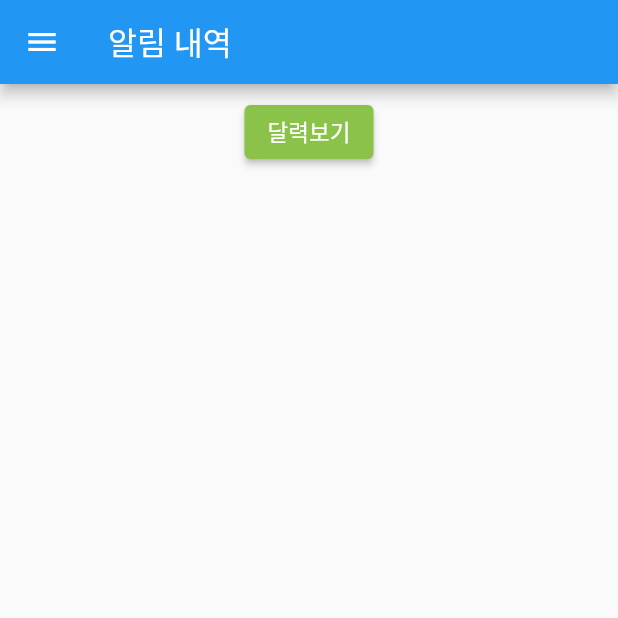
After one commit to heiliglied/PushNotify, a Flutter app: the AlertList screen opened by its route, on a phone screen of 412 x 824 dp, the top half of it. The commit adds this screen. Run offline on Flutter 3.47's test engine with Material 2 defaults, Android fonts, the phone set to English and light mode, and no system bars; our stand-ins replace drift, fluttertoast, table_calendar; accounts and stored records are empty; generated files the repository leaves out were written again.

Commit message:
하단 모달 재사용 클래스로 변경.

```diff
--- a/lib/database/database.dart
+++ b/lib/database/database.dart
@@ -18,6 +18,7 @@ class Database extends _$Database {
 
   Future<int> insertNoti(NotificationCompanion notiCompanion) => into(notification).insert(notiCompanion);
 
+
   Stream<List<NotificationData>> watchAllNoti() => select(notification).watch();
   Stream<List<NotificationData>> watchNotNotifiedNoti() => (select(notification)
     ..where((t) => t.status.equals(false) & t.date.isBiggerThanValue(DateTime.now()))
--- a/lib/main.dart
+++ b/lib/main.dart
@@ -22,7 +22,7 @@ class Main extends StatelessWidget {
   @override
   Widget build(BuildContext context) {
     return MaterialApp(
-      initialRoute: Routes.mainPage,
+      initialRoute: Routes.splash,
       routes: Routes.routes,
       localizationsDelegates: [
         GlobalMaterialLocalizations.delegate,
--- a/lib/routes.dart
+++ b/lib/routes.dart
@@ -1,14 +1,20 @@
+import 'package:push_notify/views/alertlist.dart';
 import 'package:push_notify/views/mainpage.dart';
 import 'package:push_notify/views/setnotify.dart';
+import 'package:push_notify/views/splash.dart';
 import 'package:flutter/widgets.dart';
 
 class Routes {
   Routes._();
   static const String mainPage = "/";
   static const String set = "/set";
+  static const String list = "/list";
+  static const String splash = "/splash";
 
   static final routes = <String, WidgetBuilder>{
     mainPage: (BuildContext context) => MainPage(),
     set: (BuildContext context) => SetNotify(),
+    list: (BuildContext context) => AlertList(),
+    splash: (BuildContext context) => SplashPage(),
   };
 }
--- /dev/null
+++ b/lib/views/alertlist.dart
@@ -0,0 +1,153 @@
+import 'package:flutter/material.dart';
+import 'package:intl/intl.dart';
+import 'package:provider/provider.dart';
+import 'package:push_notify/routes.dart';
+import 'package:push_notify/database/database.dart';
+import 'package:push_notify/views/partitions/BaseDrawer.dart';
+import 'package:push_notify/views/partitions/EmptyPage.dart';
+
+class AlertList extends StatefulWidget {
+  @override
+  State<StatefulWidget> createState() => _AlertList();
+}
+
+class _AlertList extends State<AlertList> {
+  @override
+  void initState() {
+    super.initState();
+  }
+
+  List<NotificationData> list = [];
+
+  Widget addlistView(List<NotificationData> notiList) {
+    return ListView.builder(
+        itemBuilder: (BuildContext context, int index) {
+          DateTime date = notiList[index].date;
+          String format = DateFormat('yyyy-MM-dd HH:mm').format(date);
+          return GestureDetector(
+              onTap: () => {showBottomSheet(notiList[index])},
+              child: Card(
+                  child: Container(
+                      height: 80,
+                      child: ListTile(
+                        leading: const Image(
+                            image: AssetImage('assets/images/timetable.png')),
+                        title: Text("지정시간 : $format"),
+                        subtitle: Text("알림 : ${notiList[index].title}"),
+                        trailing: const Icon(Icons.arrow_forward_ios_rounded),
+                      ))));
+        },
+        // separatorBuilder: (BuildContext context, int index) => const Divider(
+        //       height: 1.0,
+        //       color: Colors.blue,
+        //     ),
+        itemCount: notiList.length);
+  }
+
+  Future showBottomSheet(NotificationData item) {
+    return showModalBottomSheet(
+      context: context,
+      builder: (BuildContext context) {
+        return Container(
+            height: MediaQuery
+                .of(context)
+                .size
+                .height * 0.3, // 모달 높이 크기
+            decoration: const BoxDecoration(
+              color: Colors.white, // 모달 배경색
+              borderRadius: BorderRadius.only(
+                topLeft: Radius.circular(0), // 모달 좌상단 라운딩 처리
+                topRight: Radius.circular(0), // 모달 우상단 라운딩 처리
+              ),
+            ),
+            child: SingleChildScrollView(
+              child: Container(
+                margin: EdgeInsets.all(20),
+                // height: double.infinity,
+                // width: double.infinity,
+                child: Column(
+                  crossAxisAlignment: CrossAxisAlignment.start,
+                  children: [
+                    Text("알람 시간 : ${item.date}"),
+                    Text("제목 : ${item.title}",
+                        style: TextStyle(fontWeight: FontWeight.bold)),
+                    Text("내용 : ${item.contents}"),
+                  ],
+                ),
+              ), // 모달 내부 디자인 영역
+            ));
+      },
+    );
+  }
+
+  @override
+  Widget build(BuildContext context) {
+    return Scaffold(
+        appBar: AppBar(
+          title: Text("알림 내역"),
+        ),
+        drawer: BaseDrawer(),
+        body: Column(
+          children: [
+            Container(
+              // color: Colors.grey,
+              width: MediaQuery.of(context).size.width,
+              height: 70.0,
+              child: Column(children: [
+                ButtonBar(
+                  mainAxisSize: MainAxisSize.min,
+                  children: <Widget>[
+                    ElevatedButton(
+                        onPressed: () => {
+
+                        },
+                        child: Text("달력보기"),
+                        style: ElevatedButton.styleFrom(
+                          backgroundColor: Colors.lightGreen,
+                        )
+                    )
+                  ]
+                )
+              ])
+            ),
+            Expanded(
+                child: Container(
+                  margin: EdgeInsets.only(left: 20, right: 20, bottom: 10),
+                  width: MediaQuery.of(context).size.width,
+                  height: MediaQuery.of(context).size.height - AppBar().preferredSize.height - 80,
+                  child: SingleChildScrollView(
+                    child: Column(
+                      children: [
+                        Container(
+                          width: MediaQuery.of(context).size.width,
+                          height: MediaQuery.of(context).size.height,
+                          // child: Column(children: [
+                          //   Expanded(
+                          //     child: list.isNotEmpty
+                          //         ? addlistView(list)
+                          //         : const EmptyList().build(context),
+                          //   )
+                          // ])
+                          child: StreamBuilder<List<NotificationData>>(
+                            stream: Provider.of<Database>(context).watchNotNotifiedNoti(),
+                            builder: (context, snapshot) {
+                              return Column(children: [
+                                Expanded(
+                                    child: snapshot.hasData
+                                        ? addlistView(snapshot.data!)
+                                        : EmptyPage(),
+                                )
+                              ]);
+                            },
+                          ),
+                        ),
+                      ],
+                    ),
+                  ),
+                )
+            )
+          ],
+        )
+    );
+  }
+}
--- a/lib/views/partitions/BaseDrawer.dart
+++ b/lib/views/partitions/BaseDrawer.dart
@@ -25,15 +25,15 @@ class BaseDrawer extends StatelessWidget {
               child: Column(
                 children: <Widget>[
                     ListTile(
-                      title: Text('알림 목록'),
+                      title: Text('메인'),
                       onTap: () {
-                        Navigator.pushNamed(context, Routes.mainPage, arguments: {"title": "알림 목록"});
+                        Navigator.pushNamed(context, Routes.mainPage, arguments: {"title": "메인"});
                       },
                     ),
                     ListTile(
-                      title: Text('달력 보기'),
+                      title: Text('알림 내역'),
                       onTap: () {
-                        Navigator.pushNamed(context, Routes.mainPage, arguments: {"title": "달력 보기"});
+                        Navigator.pushNamed(context, Routes.list, arguments: {"title": "알림 내역"});
                       },
                     ),
                     ListTile(
--- a/pubspec.yaml
+++ b/pubspec.yaml
@@ -68,8 +68,8 @@ flutter:
   uses-material-design: true
 
   # To add assets to your application, add an assets section, like this:
-  # assets:
-  #   - images/a_dot_burr.jpeg
+  assets:
+    - assets/images/
   #   - images/a_dot_ham.jpeg
 
   # An image asset can refer to one or more resolution-specific "variants", see
```
Also changed, not shown: lib/views/mainpage.dart (+10 -46 lines), lib/views/modules/DetailBottomSheet.dart (added, +120 -0 lines), lib/views/splash.dart (added, +54 -0 lines), assets/images/timetable.png (added), assets/images/webp.jpg (added), pubspec.lock.
